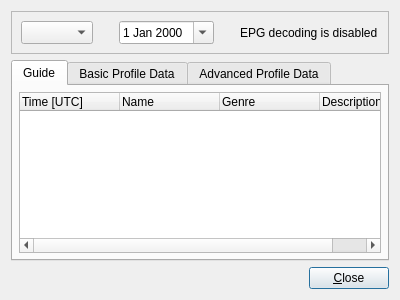
Old version of the form branches/julian/android/src/GUI-QT/epgdialog.ui in the repository mmjee/dream-patched.
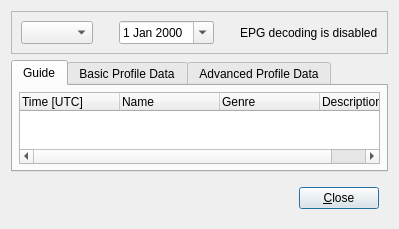
New version of the form.

What changed in the file:
```diff
--- a/branches/julian/android/src/GUI-QT/epgdialog.ui
+++ b/branches/julian/android/src/GUI-QT/epgdialog.ui
@@ -6,8 +6,8 @@
    <rect>
     <x>0</x>
     <y>0</y>
-    <width>400</width>
-    <height>300</height>
+    <width>375</width>
+    <height>221</height>
    </rect>
   </property>
   <property name="windowTitle">
@@ -211,22 +211,14 @@
     </widget>
    </item>
    <item>
-    <layout class="QHBoxLayout">
-     <property name="spacing">
-      <number>6</number>
+    <widget class="QFrame" name="buttons">
+     <property name="frameShape">
+      <enum>QFrame::NoFrame</enum>
      </property>
-     <property name="leftMargin">
-      <number>0</number>
+     <property name="frameShadow">
+      <enum>QFrame::Plain</enum>
      </property>
-     <property name="topMargin">
-      <number>0</number>
-     </property>
-     <property name="rightMargin">
-      <number>0</number>
-     </property>
-     <property name="bottomMargin">
-      <number>0</number>
-     </property>
+     <layout class="QHBoxLayout" name="horizontalLayout">
      <item>
       <spacer name="Spacer2">
        <property name="orientation">
@@ -237,7 +229,7 @@
        </property>
        <property name="sizeHint" stdset="0">
         <size>
-         <width>20</width>
+          <width>255</width>
          <height>20</height>
         </size>
        </property>
@@ -254,6 +246,7 @@
       </widget>
      </item>
     </layout>
+    </widget>
    </item>
   </layout>
  </widget>
```
Left out of the diff: 2 changed lines with no effect on the pictures. Lines whose indentation alone changed are shown as unchanged.
